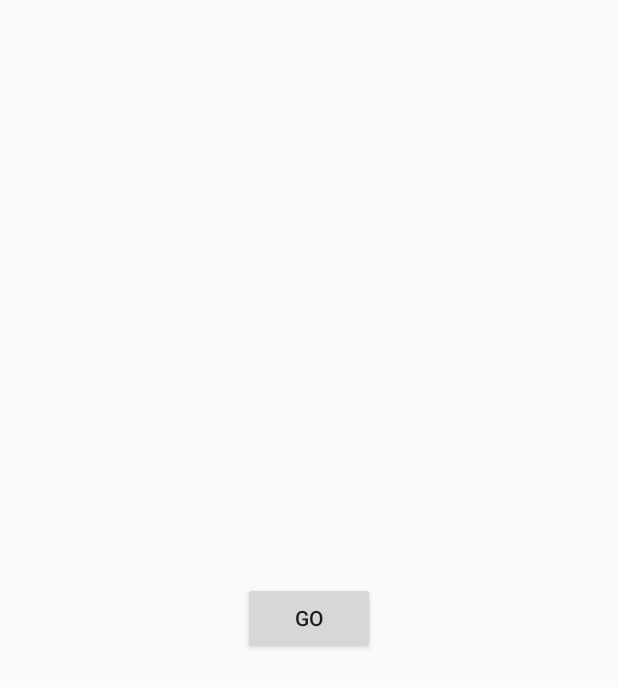
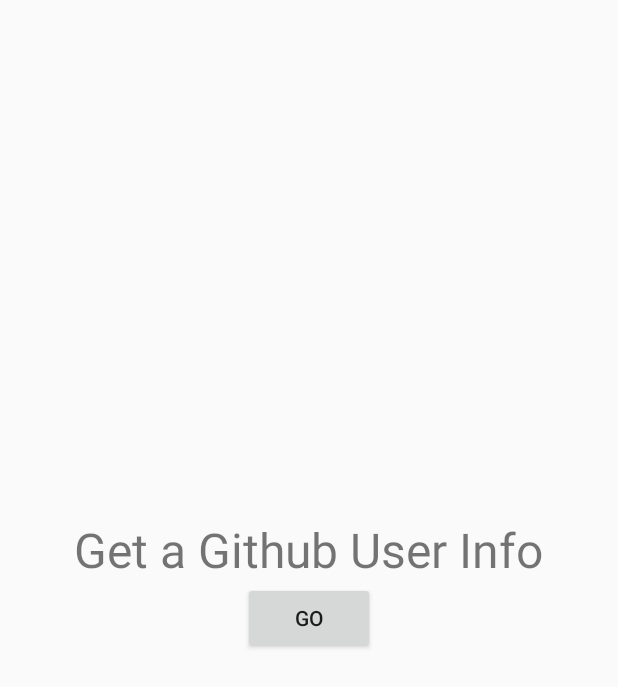
Before and after one commit to Rehlaender/Android-TrainGithubRestConsume, an Android app: the screen it shows after launch (MainActivity), on a phone screen of 412 x 824 dp. Shown: the top 687 px of the screen. Run offline under Robolectric (Android 15) with nearby library versions, the phone set to English and light mode, and no system bars.

Commit message:
Add the intent for search and modify views and strings

```diff
--- a/app/src/main/AndroidManifest.xml
+++ b/app/src/main/AndroidManifest.xml
@@ -2,7 +2,7 @@
 <manifest xmlns:android="http://schemas.android.com/apk/res/android"
     package="com.example.onix.traingithubrestapi">
 
-    <uses-permission android:name="android.permission.INTERNET"/>
+    <uses-permission android:name="android.permission.INTERNET" />
 
     <application
         android:allowBackup="true"
@@ -17,6 +17,7 @@
                 <category android:name="android.intent.category.LAUNCHER" />
             </intent-filter>
         </activity>
+        <activity android:name=".ShowGithubUser"></activity>
     </application>
 
 </manifest>
--- a/app/src/main/res/layout/activity_main.xml
+++ b/app/src/main/res/layout/activity_main.xml
@@ -1,6 +1,7 @@
 <?xml version="1.0" encoding="utf-8"?>
 <RelativeLayout xmlns:android="http://schemas.android.com/apk/res/android"
     xmlns:tools="http://schemas.android.com/tools"
+    android:orientation="vertical"
     android:layout_width="match_parent"
     android:layout_height="match_parent"
     android:paddingBottom="@dimen/activity_vertical_margin"
@@ -9,11 +10,29 @@
     android:paddingTop="@dimen/activity_vertical_margin"
     tools:context="com.example.onix.traingithubrestapi.MainActivity">
 
-    <Button
-        android:layout_centerHorizontal="true"
-        android:layout_centerVertical="true"
+    <TextView
+        android:text="@string/app_title"
+        android:textSize="@dimen/app_name_title"
         android:layout_width="wrap_content"
         android:layout_height="wrap_content"
-        android:onClick="goGithub"
-        android:text="Go" />
+        android:layout_centerHorizontal="true"
+        android:layout_above="@+id/search_go_btn_Container"
+        />
+
+    <RelativeLayout
+        android:id="@+id/search_go_btn_Container"
+        android:layout_width="match_parent"
+        android:layout_height="wrap_content"
+        android:layout_centerHorizontal="true"
+        android:layout_centerVertical="true">
+        <Button
+            android:id="@+id/search_go_btn"
+            android:layout_centerHorizontal="true"
+            android:layout_centerVertical="true"
+            android:layout_width="wrap_content"
+            android:layout_height="wrap_content"
+            android:onClick="goGithub"
+            android:text="Go" />
+    </RelativeLayout>
+
 </RelativeLayout>
--- a/app/src/main/res/values/dimens.xml
+++ b/app/src/main/res/values/dimens.xml
@@ -2,4 +2,5 @@
     <!-- Default screen margins, per the Android Design guidelines. -->
     <dimen name="activity_horizontal_margin">16dp</dimen>
     <dimen name="activity_vertical_margin">16dp</dimen>
+    <dimen name="app_name_title">32sp</dimen>
 </resources>
```
Also changed, not shown: app/src/main/java/com/example/onix/traingithubrestapi/MainActivity.java (+16 -2 lines), app/src/main/java/com/example/onix/traingithubrestapi/ShowGithubUser.java (added, +32 -0 lines), app/src/main/res/layout/activity_show_github_user.xml (added, +57 -0 lines), app/src/main/res/values/strings.xml (+8 -0 lines).
